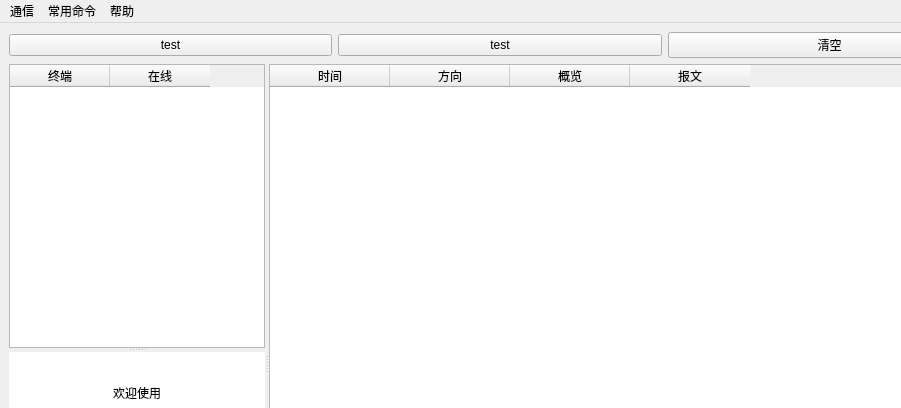
Above: UI/master_window.ui from KayFelicities/698master before the change; both pictures show x 0 to 901 and y 0 to 408 of the 1000 by 700 pixel window. Below: the same form after it.
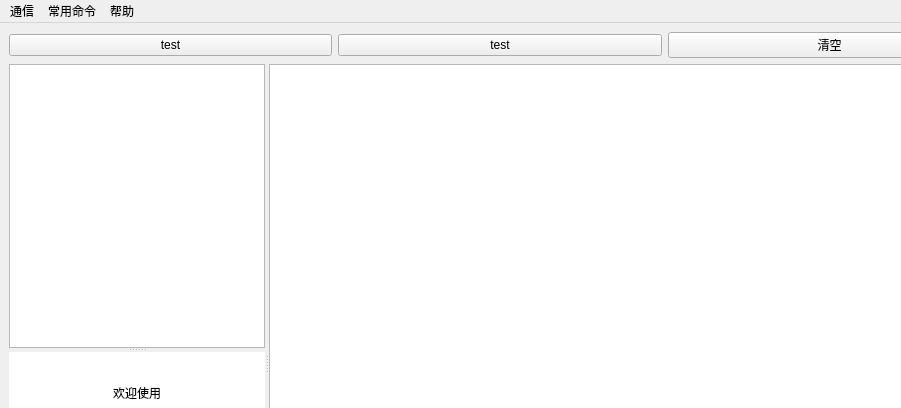
That is the form after the change. Icons and pictures are not drawn.

Commit message: class tidy

Diff of the .ui file:
```diff
--- a/UI/master_window.ui
+++ b/UI/master_window.ui
@@ -93,16 +93,6 @@
         <property name="horizontalScrollMode">
          <enum>QAbstractItemView::ScrollPerPixel</enum>
         </property>
-        <column>
-         <property name="text">
-          <string>终端</string>
-         </property>
-        </column>
-        <column>
-         <property name="text">
-          <string>在线</string>
-         </property>
-        </column>
        </widget>
        <widget class="QTextBrowser" name="textBrowser">
         <property name="sizePolicy">
@@ -139,7 +129,7 @@
 &lt;p align=&quot;center&quot; style=&quot; margin-top:0px; margin-bottom:0px; margin-left:0px; margin-right:0px; -qt-block-indent:0; text-indent:0px;&quot;&gt;欢迎使用&lt;/p&gt;&lt;/body&gt;&lt;/html&gt;</string>
         </property>
        </widget>
-       <widget class="QWidget" name="">
+       <widget class="QWidget" name="layoutWidget">
         <layout class="QHBoxLayout" name="horizontalLayout_3">
          <item>
           <widget class="QPushButton" name="pushButton">
@@ -213,26 +203,6 @@
        <attribute name="horizontalHeaderShowSortIndicator" stdset="0">
         <bool>false</bool>
        </attribute>
-       <column>
-        <property name="text">
-         <string>时间</string>
-        </property>
-       </column>
-       <column>
-        <property name="text">
-         <string>方向</string>
-        </property>
-       </column>
-       <column>
-        <property name="text">
-         <string>概览</string>
-        </property>
-       </column>
-       <column>
-        <property name="text">
-         <string>报文</string>
-        </property>
-       </column>
       </widget>
      </widget>
     </item>
```
Left out of the diff: 4 changed lines with no effect on the pictures. The commit also changes 5 other files.
